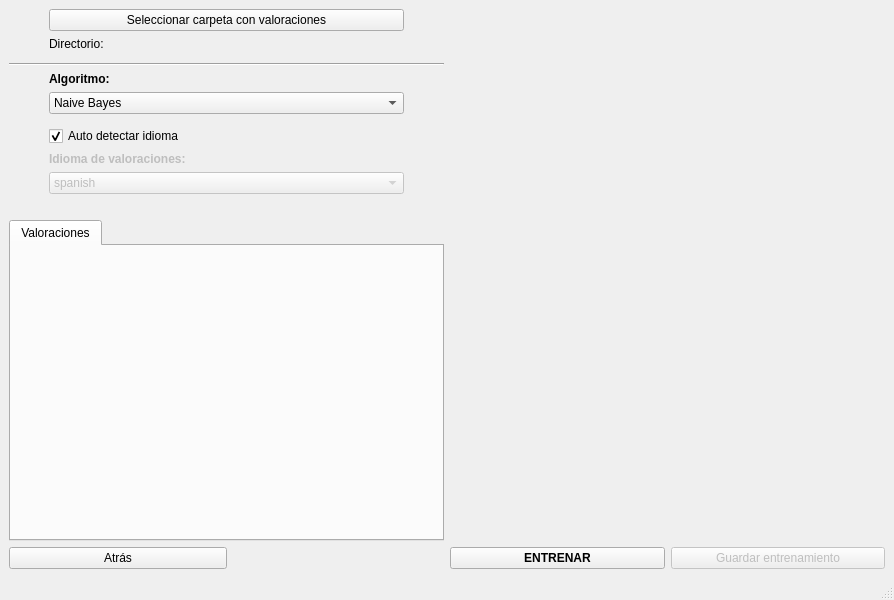
Above: Vista/entrenamiento.ui from diegoabdul/Analitica-de-Opiniones before the change. Below: the same form after it.
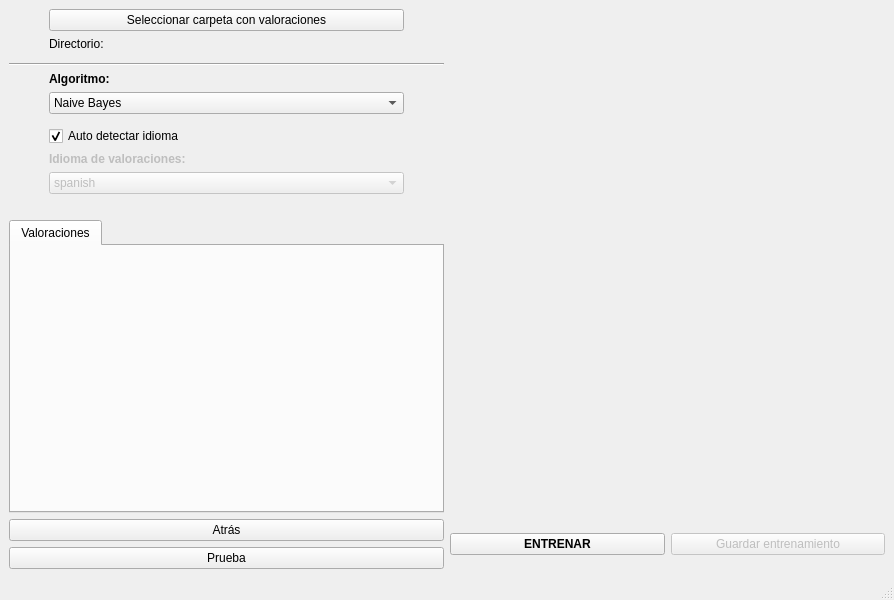
That is the form after the change.

Commit message:
Push para el checkpoint
Borrar despues del checkpoint este push. No vale para nada

The edit to the form file:
```diff
--- a/Vista/entrenamiento.ui
+++ b/Vista/entrenamiento.ui
@@ -54,7 +54,7 @@
     </item>
     <item row="4" column="0" rowspan="3">
      <layout class="QGridLayout" name="gridLayout_4">
-      <item row="0" column="0">
+      <item row="2" column="0">
        <widget class="QPushButton" name="btn_atras">
         <property name="sizePolicy">
          <sizepolicy hsizetype="Expanding" vsizetype="Fixed">
@@ -67,18 +67,12 @@
         </property>
        </widget>
       </item>
-      <item row="0" column="1">
-       <spacer name="horizontalSpacer_3">
-        <property name="orientation">
-         <enum>Qt::Horizontal</enum>
+      <item row="3" column="0">
+       <widget class="QPushButton" name="btn_prueba">
+        <property name="text">
+         <string>Prueba</string>
         </property>
-        <property name="sizeHint" stdset="0">
-         <size>
-          <width>40</width>
-          <height>20</height>
-         </size>
-        </property>
-       </spacer>
+       </widget>
       </item>
      </layout>
     </item>
```
The commit also changes 12 other files.
